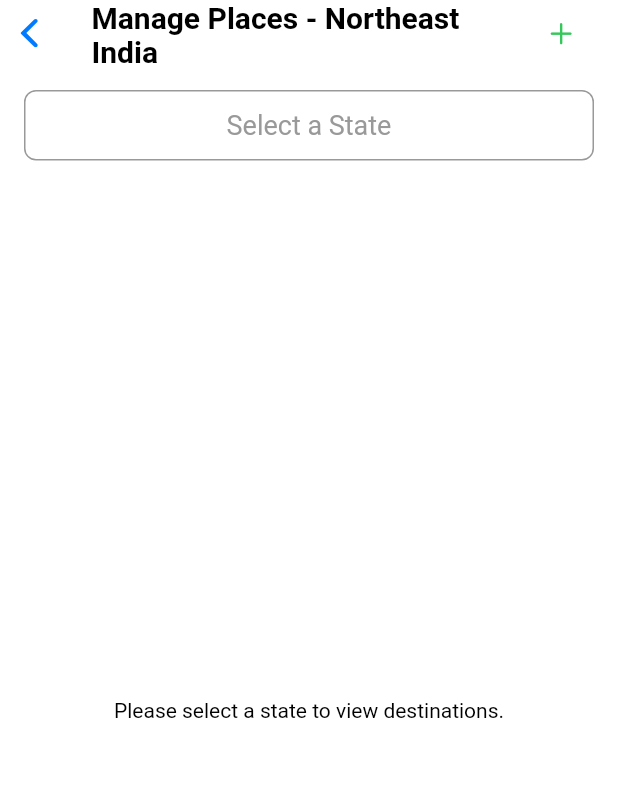
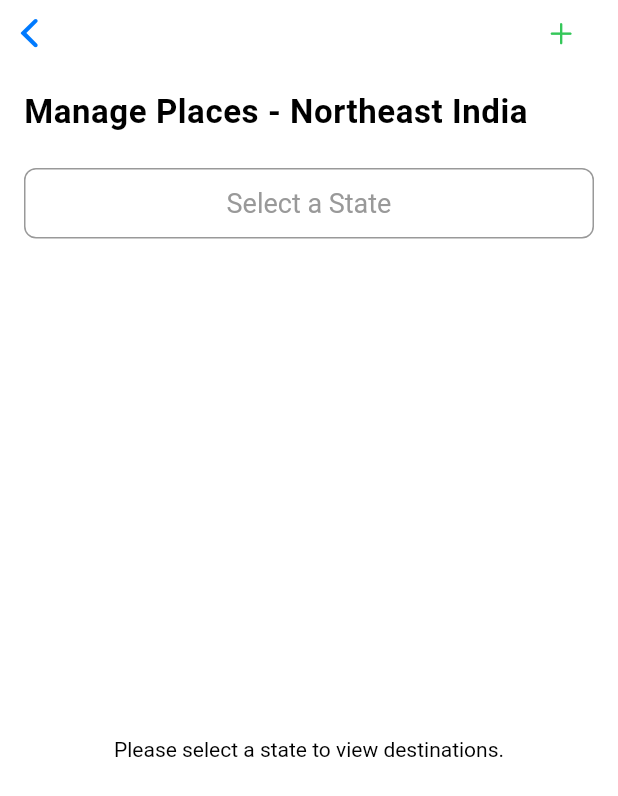
Before and after one commit to sdmydbr9/tribaltours, a Flutter app: the PlacesPage screen opened directly, on a phone screen of 412 x 824 dp. Shown: the top 796 px of the screen. Run offline on Flutter 3.47's test engine with Material 3 defaults, Android fonts, the phone set to English and light mode, and no system bars; our stand-ins replace cloud_firestore, firebase_core, flutter_typeahead; accounts and stored records are empty.

```diff
--- a/lib/places.dart
+++ b/lib/places.dart
@@ -101,10 +101,25 @@ class _PlacesPageState extends State<PlacesPage> {
         : CupertinoColors.black;
 
     return CupertinoPageScaffold(
-      navigationBar: CupertinoNavigationBar(
-        middle: Text(
-          'Manage Places - Northeast India',
-          style: TextStyle(color: textColor),
+      child: CustomScrollView(
+        slivers: [
+          CupertinoSliverNavigationBar(
+            largeTitle: LayoutBuilder(
+              builder: (context, constraints) {
+                final title = selectedState != null
+                    ? 'Manage Places - $selectedState'
+                    : 'Manage Places - Northeast India';
+
+                final textStyle = TextStyle(
+                  fontSize: _calculateTextSize(title, constraints.maxWidth),
+                  color: textColor,
+                );
+
+                return Text(
+                  title,
+                  style: textStyle,
+                );
+              },
             ),
             trailing: CupertinoButton(
               padding: EdgeInsets.zero,
@@ -121,8 +136,6 @@ class _PlacesPageState extends State<PlacesPage> {
               },
             ),
           ),
-      child: CustomScrollView(
-        slivers: [
           SliverFillRemaining(
             child: SafeArea(
               child: Column(
@@ -319,6 +332,23 @@ class _PlacesPageState extends State<PlacesPage> {
     );
   }
 
+  double _calculateTextSize(String text, double maxWidth) {
+    final TextPainter textPainter = TextPainter(
+      text: TextSpan(
+        text: text,
+        style: TextStyle(fontSize: 22.0), // Start with a large font size
+      ),
+      maxLines: 1,
+      textDirection: TextDirection.ltr,
+    )..layout(minWidth: 0, maxWidth: maxWidth);
+
+    if (textPainter.didExceedMaxLines) {
+      return maxWidth / text.length * 1.6; // Adjusting factor
+    }
+
+    return 22.0; // Default font size
+  }
+
   String formatName(String name) {
     return name
         .split(' ')
```
Lines whose indentation alone changed are shown as unchanged.
